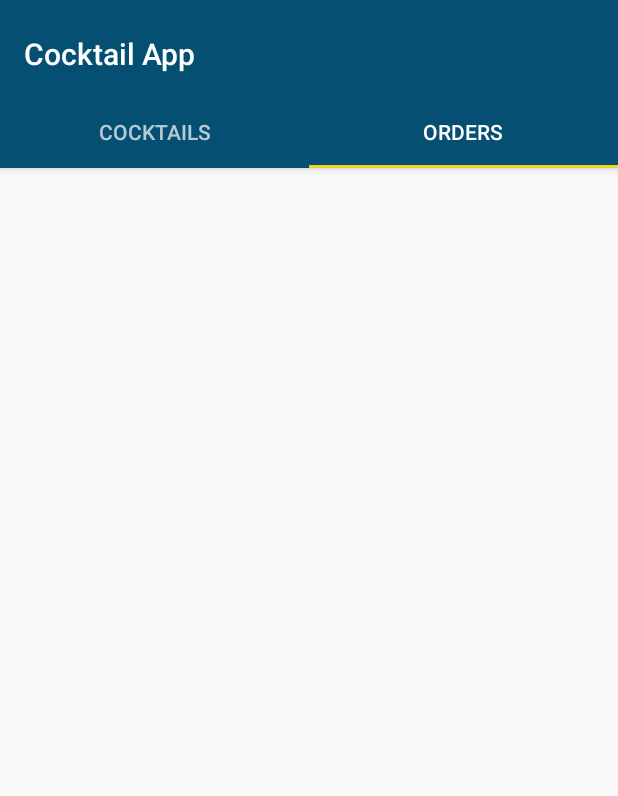
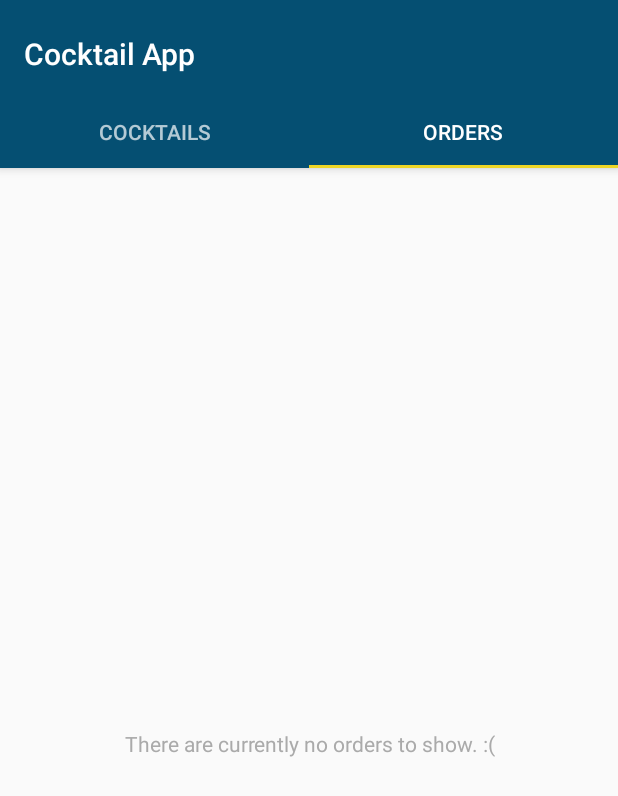
Before and after one commit to adorsys/summerparty-android, an Android app: the MainActivity screen opened directly, with no data from a screen before it, tab 2 chosen, on a phone screen of 412 x 824 dp. Shown: the top 796 px of the screen. Run offline under Robolectric (Android 15) with nearby library versions, the phone set to English and light mode, and no system bars.

Commit message:
Added view in case the orders are empty

```diff
--- a/app/src/main/java/de/adorsys/android/summerparty/ui/CreateUserActivity.kt
+++ b/app/src/main/java/de/adorsys/android/summerparty/ui/CreateUserActivity.kt
@@ -40,6 +40,5 @@ class CreateUserActivity : BaseActivity() {
                 finish()
             }
         })
-
     }
 }
--- a/app/src/main/java/de/adorsys/android/summerparty/ui/OrderFragment.kt
+++ b/app/src/main/java/de/adorsys/android/summerparty/ui/OrderFragment.kt
@@ -7,6 +7,7 @@ import android.support.v7.widget.RecyclerView
 import android.view.LayoutInflater
 import android.view.View
 import android.view.ViewGroup
+import android.widget.TextView
 import de.adorsys.android.summerparty.R
 import de.adorsys.android.summerparty.data.Order
 import de.adorsys.android.summerparty.ui.adapter.OrderRecyclerViewAdapter
@@ -26,14 +27,18 @@ class OrderFragment : Fragment() {
         val view = inflater!!.inflate(R.layout.fragment_order_list, container, false)
 
         // Set the adapter
-        if (view is RecyclerView) {
-            val context = view.getContext()
-            val recyclerView = view
-            recyclerView.layoutManager = LinearLayoutManager(context)
-            val sortedOrders = sortOrders(orders)
-            recyclerView.adapter = OrderRecyclerViewAdapter(sortedOrders)
-            recyclerView.setHasFixedSize(true)
-        }
+        val context = view.context
+        val recyclerView = view.findViewById(R.id.list) as RecyclerView
+        val emptyListText = view.findViewById(R.id.empty_list_text) as TextView
+
+        recyclerView.layoutManager = LinearLayoutManager(context)
+        val sortedOrders = sortOrders(orders)
+        recyclerView.adapter = OrderRecyclerViewAdapter(sortedOrders)
+        recyclerView.setHasFixedSize(true)
+
+        recyclerView.visibility = if (orders.isEmpty()) {View.GONE} else {View.VISIBLE}
+        emptyListText.visibility = if (orders.isEmpty()) {View.VISIBLE} else {View.GONE}
+
         return view
     }
 
--- a/app/src/main/res/layout/fragment_order_list.xml
+++ b/app/src/main/res/layout/fragment_order_list.xml
@@ -1,8 +1,12 @@
 <?xml version="1.0" encoding="utf-8"?>
-<android.support.v7.widget.RecyclerView
+<FrameLayout
     xmlns:android="http://schemas.android.com/apk/res/android"
     xmlns:app="http://schemas.android.com/apk/res-auto"
     xmlns:tools="http://schemas.android.com/tools"
+    android:layout_width="match_parent"
+    android:layout_height="match_parent">
+
+    <android.support.v7.widget.RecyclerView
         android:id="@+id/list"
         android:name="de.adorsys.android.summerparty.ui.OrderFragment"
         android:layout_width="match_parent"
@@ -10,3 +14,15 @@
         app:layoutManager="LinearLayoutManager"
         tools:context="de.adorsys.android.summerparty.ui.OrderFragment"
         tools:listitem="@layout/item_order"/>
+
+    <TextView
+        android:id="@+id/empty_list_text"
+        android:layout_width="match_parent"
+        android:layout_height="match_parent"
+        android:visibility="gone"
+        tools:visibility="visible"
+        android:gravity="center"
+        android:textColor="@android:color/darker_gray"
+        android:text="@string/orders_empty"/>
+
+</FrameLayout>
--- a/app/src/main/res/values/strings.xml
+++ b/app/src/main/res/values/strings.xml
@@ -21,4 +21,5 @@
 	<string name="error_user_not_specified">The user cannot be empty</string>
 	<string name="notification_content_text">Your order detail have changed. Have a look.</string>
 	<string name="notification_content_title">Your order</string>
+    <string name="orders_empty">There are currently no orders to show. :(</string>
 </resources>
```
Also changed, not shown: 1 other file. Lines whose indentation alone changed are shown as unchanged.
